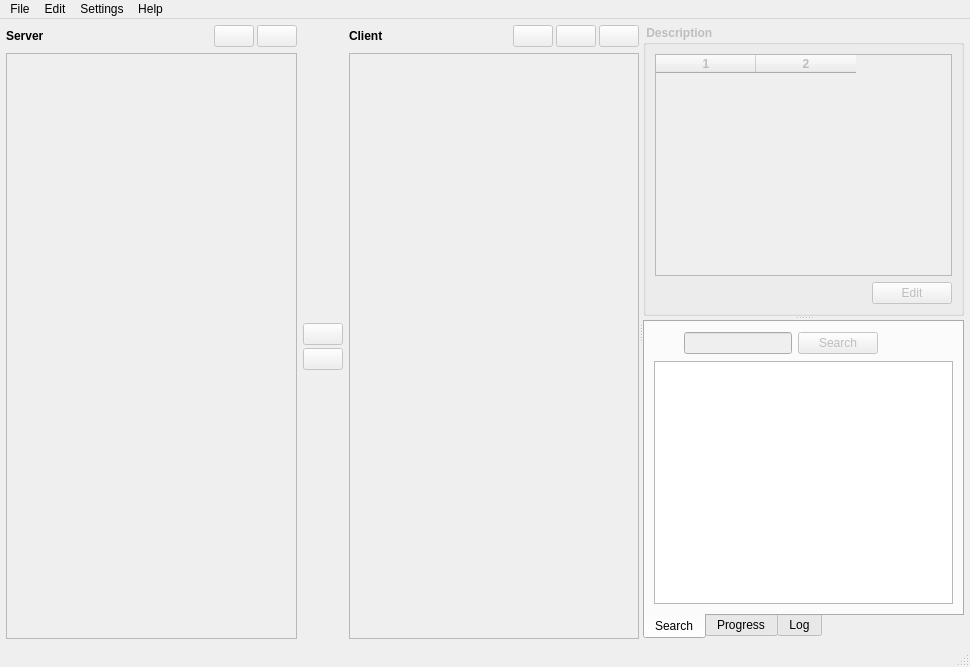
Above: Application/MIDASDesktop/GUI/MIDASDesktopUI.ui from cpatrick/MidasClient before the change. Below: the same form after it.
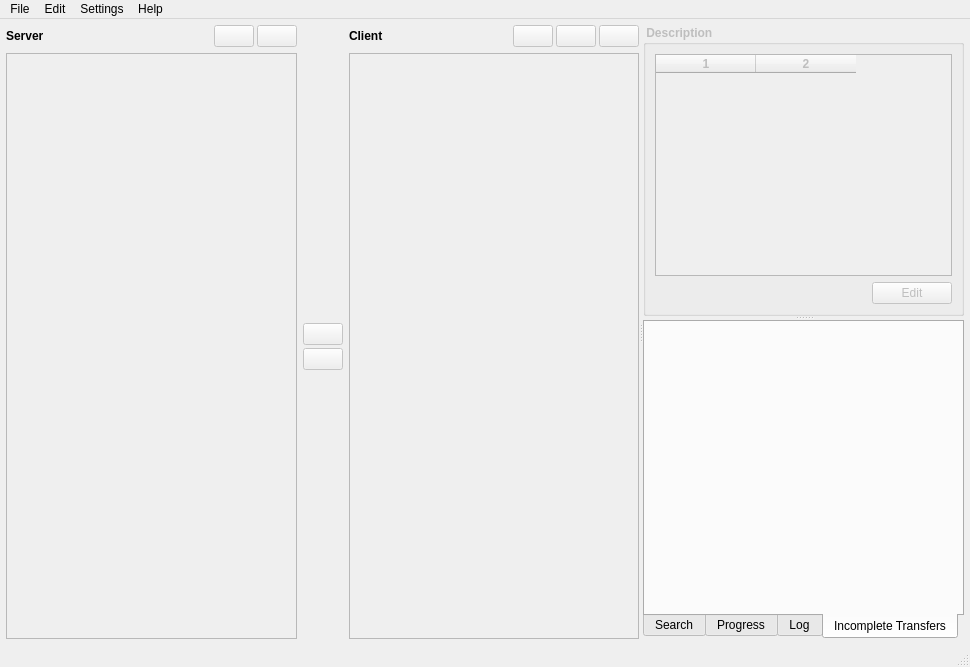
That is the form after the change. The open tabs and pages were chosen to show the change. Icons and pictures are not drawn. Custom widgets are drawn as their Qt base class.

Commit message: ENH: refs #0070. MIDASDesktop changes for incomplete transfer widget

The edit to the form file:
```diff
--- a/Application/MIDASDesktop/GUI/MIDASDesktopUI.ui
+++ b/Application/MIDASDesktop/GUI/MIDASDesktopUI.ui
@@ -445,6 +445,9 @@
            <property name="tabPosition">
             <enum>QTabWidget::South</enum>
            </property>
+           <property name="tabShape">
+            <enum>QTabWidget::Rounded</enum>
+           </property>
            <property name="currentIndex">
             <number>0</number>
            </property>
@@ -679,6 +682,12 @@
              </item>
             </layout>
            </widget>
+           <widget class="QWidget" name="incompleteTransfersTab">
+            <attribute name="title">
+             <string>Incomplete Transfers</string>
+            </attribute>
+            <layout class="QVBoxLayout" name="verticalLayout_2"/>
+           </widget>
           </widget>
          </widget>
         </widget>
```
Left out of the diff: 8 changed lines with no effect on the pictures. The commit also changes 7 other files.
